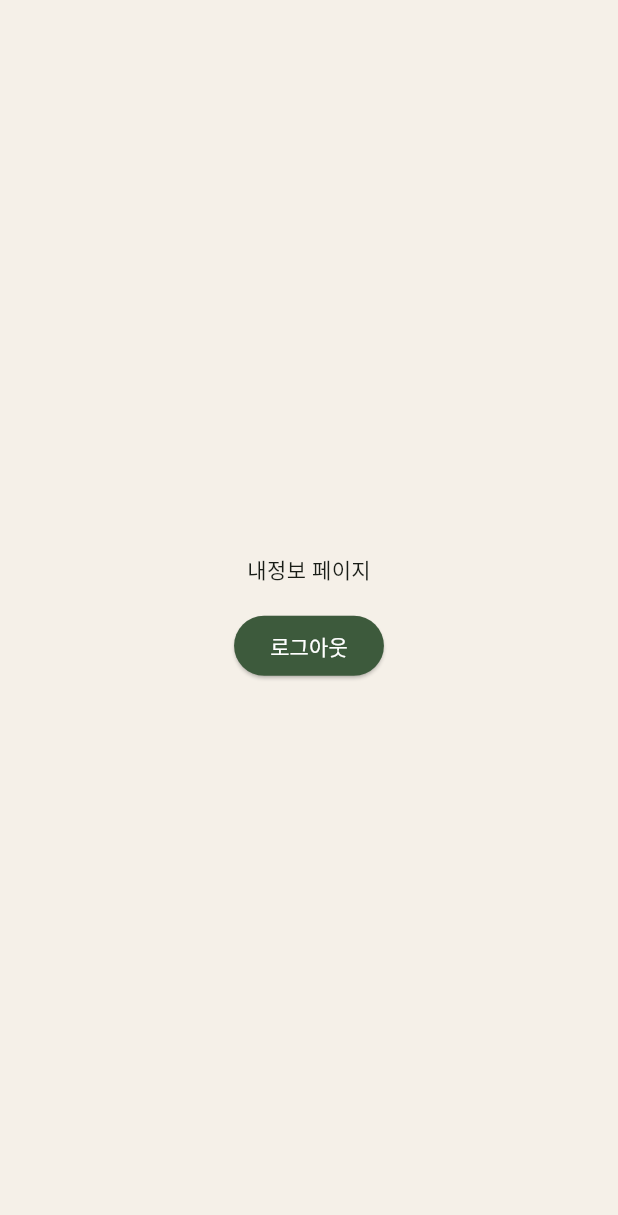
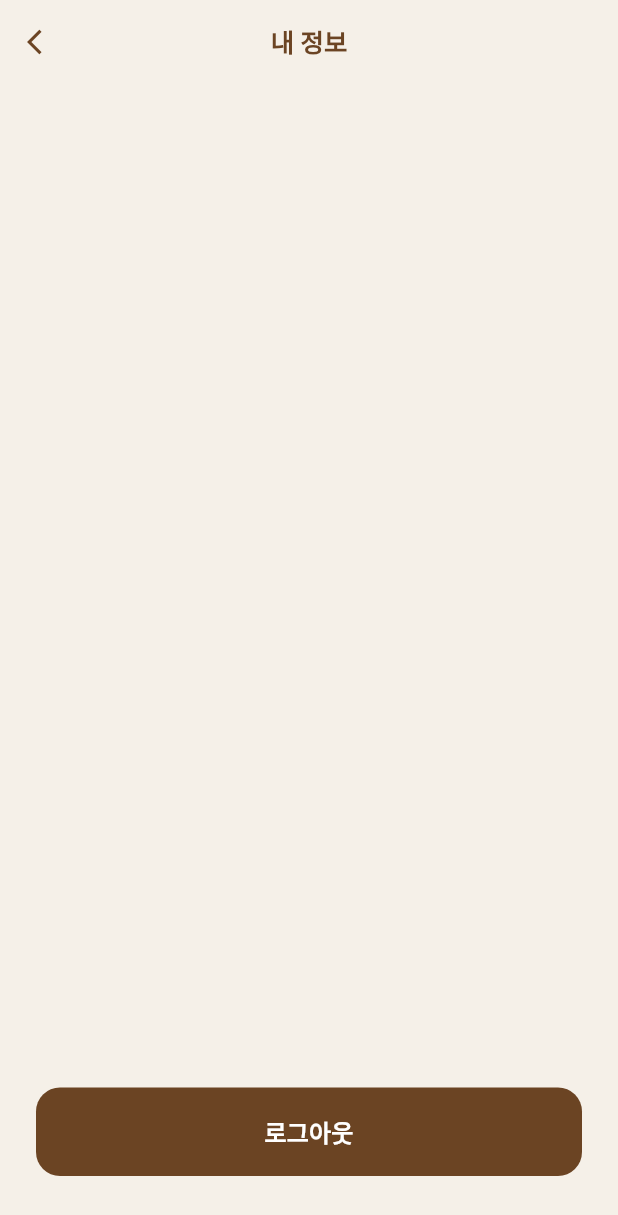
Before and after one commit to quad-S-BIFriends/bifriends-client, a Flutter app: the MyInfoScreen screen opened directly, on a phone screen of 412 x 824 dp. Shown: the top 1215 px of the screen. Run offline on Flutter 3.47's test engine with Material 3 defaults, Android fonts, the light colour scheme and no system bars; our stand-ins replace firebase_auth, firebase_core, flutter_secure_storage, google_fonts, google_sign_in, permission_handler; missing offline and left inert: record; accounts and stored records are empty; Roboto replaces fonts that are missing (Pretendard).

Commit message:
feat: reconstruct my info screen

```diff
--- a/lib/screens/my_info_screen.dart
+++ b/lib/screens/my_info_screen.dart
@@ -1,4 +1,5 @@
 import 'package:flutter/material.dart';
+import '../theme/app_colors.dart';
 import 'login_screen.dart';
 
 class MyInfoScreen extends StatelessWidget {
@@ -6,23 +7,62 @@ class MyInfoScreen extends StatelessWidget {
 
   @override
   Widget build(BuildContext context) {
-    return Center(
+    return Scaffold(
+      backgroundColor: AppColors.background,
+      appBar: AppBar(
+        backgroundColor: AppColors.background,
+        elevation: 0,
+        leading: IconButton(
+          icon: const Icon(
+            Icons.arrow_back_ios,
+            color: AppColors.textMain,
+            size: 20,
+          ),
+          onPressed: () => Navigator.pop(context),
+        ),
+        title: const Text(
+          '내 정보',
+          style: TextStyle(
+            fontSize: 17,
+            fontWeight: FontWeight.w800,
+            color: AppColors.textMain,
+          ),
+        ),
+        centerTitle: true,
+      ),
+      body: Padding(
+        padding: const EdgeInsets.all(24),
         child: Column(
-        mainAxisAlignment: MainAxisAlignment.center,
           children: [
-          const Text('내정보 페이지'),
-          const SizedBox(height: 16),
-          ElevatedButton(
+            const Spacer(),
+            SizedBox(
+              width: double.infinity,
+              child: ElevatedButton(
                 onPressed: () {
                   Navigator.pushAndRemoveUntil(
                     context,
-                MaterialPageRoute(builder: (context) => const LoginScreen()),
+                    MaterialPageRoute(builder: (_) => const LoginScreen()),
                     (route) => false,
                   );
                 },
-            child: const Text('로그아웃'),
-          )
+                style: ElevatedButton.styleFrom(
+                  backgroundColor: AppColors.textMain,
+                  foregroundColor: Colors.white,
+                  padding: const EdgeInsets.symmetric(vertical: 18),
+                  shape: RoundedRectangleBorder(
+                    borderRadius: BorderRadius.circular(16),
+                  ),
+                  elevation: 0,
+                ),
+                child: const Text(
+                  '로그아웃',
+                  style: TextStyle(fontSize: 16, fontWeight: FontWeight.w700),
+                ),
+              ),
+            ),
+            const SizedBox(height: 16),
           ],
+        ),
       ),
     );
   }
```
Lines whose indentation alone changed are shown as unchanged.
